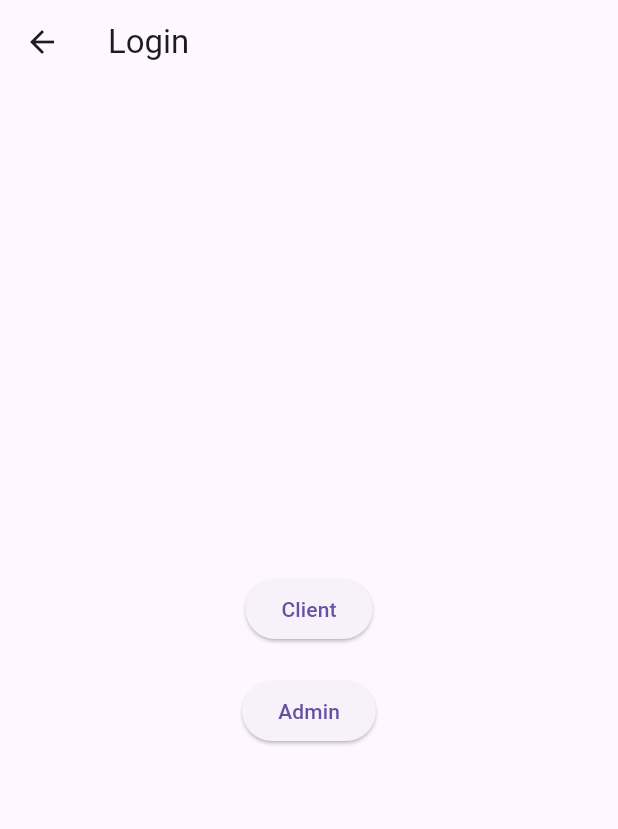
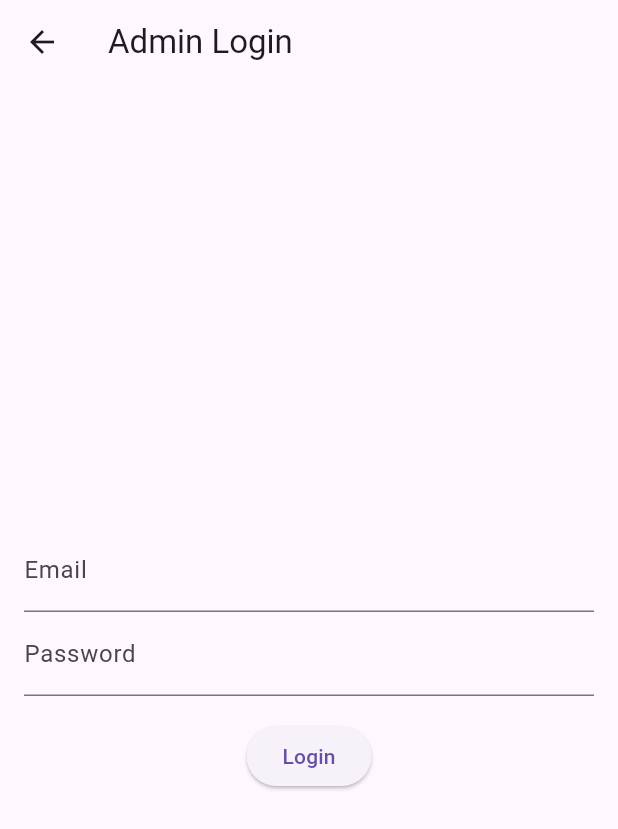
Before and after one commit to Famanias/soft-eng, a Flutter app: the LoginScreen screen opened directly, on a phone screen of 412 x 824 dp. Shown: the top 829 px of the screen. Run offline on Flutter 3.47's test engine with Material 3 defaults, Android fonts, the phone set to English and light mode, and no system bars; our stand-ins replace awesome_notifications, cloud_firestore, firebase_auth, firebase_core, firebase_messaging, flutter_dotenv and 2 more; missing offline and left inert: qr_code_scanner; accounts and stored records are empty.

Commit message:
added a login authentication
now that I've implemented the login feature, next thing is I implement a feature where if the request is either accepted, rejected, or mark as done, we will know who did that.

```diff
--- a/flutter_application_1/lib/main.dart
+++ b/flutter_application_1/lib/main.dart
@@ -1,5 +1,6 @@
 import 'package:firebase_core/firebase_core.dart';
 import 'package:flutter/material.dart';
+import 'package:flutter_application_1/screens/login/login.dart';
 import 'package:flutter_dotenv/flutter_dotenv.dart';
 import 'screens/guest_request/guest_request_screen.dart';
 import 'screens/guest_request/custom_request_screen.dart';
@@ -76,7 +77,8 @@ class MyApp extends StatelessWidget {
         '/qrCode': (context) => const ScanScreen(),
         '/guestRequest': (context) => const GuestRequestScreen(),
         '/customRequest': (context) => const CustomRequestScreen(tableId: '', userName: ''),
-        '/adminPanel': (context) => const AdminPanel(),
+        '/login': (context) => LoginScreen(),
+        '/adminPanel': (context) => AdminPanel(),
       },
     );
   }
--- a/flutter_application_1/lib/screens/login/login.dart
+++ b/flutter_application_1/lib/screens/login/login.dart
@@ -1,30 +1,68 @@
 import 'package:flutter/material.dart';
+import 'package:firebase_auth/firebase_auth.dart';
 
-class LoginScreen extends StatelessWidget {
-  const LoginScreen({super.key});
+class LoginScreen extends StatefulWidget {
+  @override
+  _LoginScreenState createState() => _LoginScreenState();
+}
+
+class _LoginScreenState extends State<LoginScreen> {
+  final TextEditingController _emailController = TextEditingController();
+  final TextEditingController _passwordController = TextEditingController();
+  final FirebaseAuth _auth = FirebaseAuth.instance;
+
+  Future<void> _login() async {
+    try {
+      UserCredential userCredential = await _auth.signInWithEmailAndPassword(
+        email: _emailController.text.trim(),
+        password: _passwordController.text.trim(),
+      );
+
+      // Check if user is signed in
+      if (userCredential.user != null) {
+        Navigator.pushNamed(context, '/adminPanel'); // Navigate to admin panel
+      }
+    } catch (e) {
+      ScaffoldMessenger.of(context).showSnackBar(
+        // SnackBar(content: Text("Error: ${e.toString()}")),
+        SnackBar(content: Text("Invalid email or password")),
+      );
+    }
+  }
+
+  Future<bool> checkIfAdmin() async {
+    User? user = FirebaseAuth.instance.currentUser;
+    if (user != null) {
+      // Custom claims will be in the ID token payload
+      IdTokenResult tokenResult = await user.getIdTokenResult();
+      return tokenResult.claims?['admin'] == true;
+    }
+    return false;
+  }
 
   @override
   Widget build(BuildContext context) {
     return Scaffold(
-      appBar: AppBar(
-        title: const Text("Login"),
-      ),
-      body: Center(
+      appBar: AppBar(title: Text("Admin Login")),
+      body: Padding(
+        padding: const EdgeInsets.all(16.0),
         child: Column(
           mainAxisAlignment: MainAxisAlignment.center,
           children: [
+            TextField(
+              controller: _emailController,
+              decoration: InputDecoration(labelText: "Email"),
+              keyboardType: TextInputType.emailAddress,
+            ),
+            TextField(
+              controller: _passwordController,
+              decoration: InputDecoration(labelText: "Password"),
+              obscureText: true,
+            ),
+            SizedBox(height: 16),
             ElevatedButton(
-              onPressed: () {
-                Navigator.pushNamed(context, '/qrCode');
-              },
-              child: const Text("Client"),
-            ),
-            const SizedBox(height: 20),
-            ElevatedButton(
-              onPressed: () {
-                Navigator.pushNamed(context, '/adminPanel');
-              },
-              child: const Text("Admin"),
+              onPressed: _login,
+              child: Text("Login"),
             ),
           ],
         ),
--- a/flutter_application_1/lib/screens/qr_code/qr_code_screen.dart
+++ b/flutter_application_1/lib/screens/qr_code/qr_code_screen.dart
@@ -23,7 +23,7 @@ class ScanScreenState extends State<ScanScreen> {
   }
 
   void _showAdminPanel() {
-    Navigator.pushNamed(context, '/adminPanel');
+    Navigator.pushNamed(context, '/login');
   }
 
   @override
--- a/flutter_application_1/pubspec.yaml
+++ b/flutter_application_1/pubspec.yaml
@@ -28,6 +28,7 @@ environment:
 # the latest version available on pub.dev. To see which dependencies have newer
 # versions available, run `flutter pub outdated`.
 dependencies:
+
   flutter:
     sdk: flutter
   firebase_core: ^3.7.0 # Replace with the latest if this changes
```
Also changed, not shown: flutter_application_1/lib/screens/admin_panel/admin_panel_screen.dart (+47 -3 lines).
